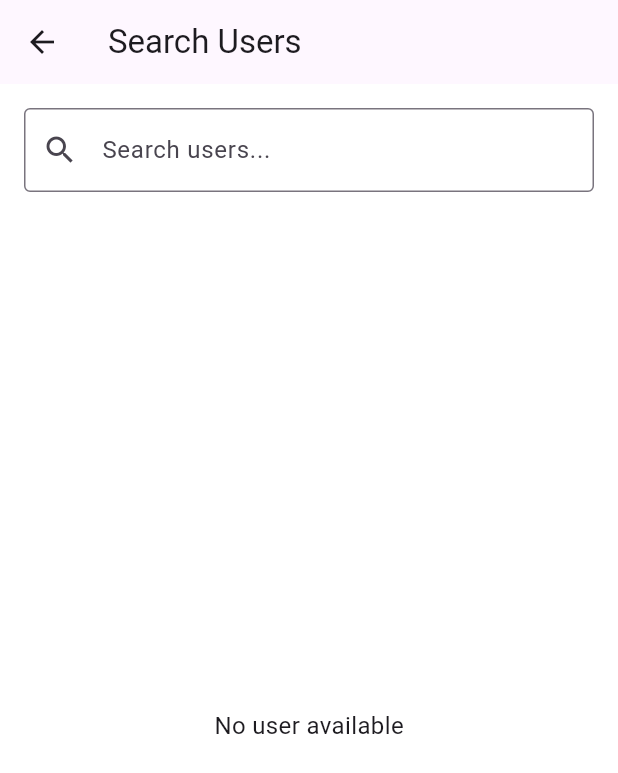
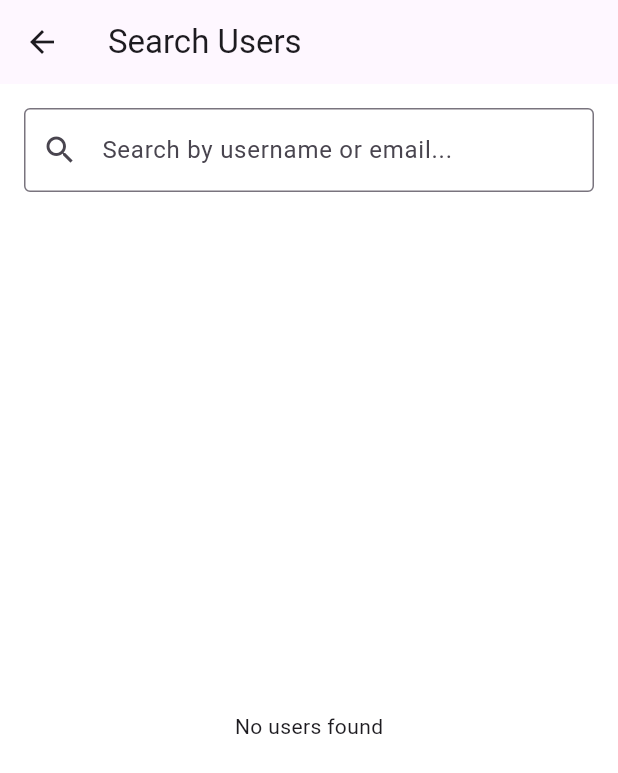
Before and after one commit to datnmgch211397/final-project, a Flutter app: the SearchChatScreen screen opened directly, on a phone screen of 412 x 824 dp. Shown: the top 773 px of the screen. Run offline on Flutter 3.47's test engine with Material 3 defaults, Android fonts, the light colour scheme and no system bars; our stand-ins replace cached_network_image, cloud_firestore, date_format, firebase_auth, firebase_core, firebase_storage and 5 more; accounts and stored records are empty; network calls fail.

Commit message:
edit search

```diff
--- a/lib/screens/add_post_text.dart
+++ b/lib/screens/add_post_text.dart
@@ -2,6 +2,8 @@ import 'dart:io';
 
 import 'package:final_app2/data/firebase_service/firestore.dart';
 import 'package:final_app2/data/firebase_service/storage.dart';
+import 'package:final_app2/screens/home.dart';
+import 'package:final_app2/widgets/navigation.dart';
 import 'package:flutter/material.dart';
 import 'package:flutter_screenutil/flutter_screenutil.dart';
 import 'package:firebase_auth/firebase_auth.dart';
@@ -82,8 +84,7 @@ class _AddPostTextScreenState extends State<AddPostTextScreen> {
         ],
       ),
       body: SafeArea(
-        child:
-            isLoading
+        child: isLoading
             ? Center(child: CircularProgressIndicator(color: Colors.black))
             : Padding(
                 padding: EdgeInsets.only(top: 10.h),
--- a/lib/screens/admin/manage_posts_screen.dart
+++ b/lib/screens/admin/manage_posts_screen.dart
@@ -31,7 +31,7 @@ class _ManagePostsScreenState extends State<ManagePostsScreen> {
                 });
               },
               decoration: InputDecoration(
-                hintText: 'Search posts by username or caption...',
+                hintText: 'Search posts...',
                 prefixIcon: const Icon(Icons.search),
                 border: OutlineInputBorder(
                   borderRadius: BorderRadius.circular(10.r),
@@ -58,7 +58,7 @@ class _ManagePostsScreenState extends State<ManagePostsScreen> {
                   return const Center(child: Text('No posts found'));
                 }
 
-                // Filter posts based on search query
+
                 var filteredDocs = snapshot.data!.docs;
                 if (_searchQuery.isNotEmpty) {
                   filteredDocs = filteredDocs.where((doc) {
--- a/lib/screens/admin/manage_reels_screen.dart
+++ b/lib/screens/admin/manage_reels_screen.dart
@@ -53,7 +53,7 @@ class _ManageReelsScreenState extends State<ManageReelsScreen> {
                 });
               },
               decoration: InputDecoration(
-                hintText: 'Search reels by username or caption...',
+                hintText: 'Search reels...',
                 prefixIcon: const Icon(Icons.search),
                 border: OutlineInputBorder(
                   borderRadius: BorderRadius.circular(10.r),
--- a/lib/screens/search_chat_screen.dart
+++ b/lib/screens/search_chat_screen.dart
@@ -13,7 +13,7 @@ class SearchChatScreen extends StatefulWidget {
 
 class _SearchChatScreenState extends State<SearchChatScreen> {
   final FirebaseAuth authController = FirebaseAuth.instance;
-  final ChatController chatController = ChatController();
+  final FirebaseFirestore _firestore = FirebaseFirestore.instance;
 
   User? loggedInUser;
   String searchQuery = '';
@@ -43,14 +43,14 @@ class _SearchChatScreenState extends State<SearchChatScreen> {
   Widget build(BuildContext context) {
     return Scaffold(
       backgroundColor: Colors.white,
-      appBar: AppBar(title: Text('Search Users')),
+      appBar: AppBar(title: const Text('Search Users')),
       body: Column(
         children: [
           Padding(
-            padding: EdgeInsets.all(16),
+            padding: const EdgeInsets.all(16),
             child: TextField(
-              decoration: InputDecoration(
-                hintText: 'Search users...',
+              decoration: const InputDecoration(
+                hintText: 'Search by username or email...',
                 prefixIcon: Icon(Icons.search),
                 border: OutlineInputBorder(),
               ),
@@ -59,40 +59,48 @@ class _SearchChatScreenState extends State<SearchChatScreen> {
           ),
           Expanded(
             child: StreamBuilder<QuerySnapshot>(
-              stream: chatController.searchUsers(searchQuery),
+              stream: _firestore.collection('users').snapshots(),
               builder: (context, snapshot) {
+                if (snapshot.connectionState == ConnectionState.waiting) {
+                  return const Center(child: CircularProgressIndicator());
+                }
+                if (snapshot.hasError) {
+                  return Center(child: Text('Error: ${snapshot.error}'));
+                }
+                if (!snapshot.hasData || snapshot.data!.docs.isEmpty) {
+                  return const Center(child: Text('No users found'));
+                }
                 if (searchQuery.isEmpty) {
                   return const Center(
-                    child: Text(
-                      'No user available',
-                      style: TextStyle(fontSize: 16),
-                    ),
-                  );
+                      child: Text('No users found'));
                 }
-                if (!snapshot.hasData) {
-                  return const Center(child: CircularProgressIndicator());
+                final filteredUsers = snapshot.data!.docs.where((doc) {
+                  final userData = doc.data() as Map<String, dynamic>;
+                  final username =
+                      userData['username'].toString().toLowerCase();
+                  final email = userData['email'].toString().toLowerCase();
+                  return username.contains(searchQuery.toLowerCase()) ||
+                      email.contains(searchQuery.toLowerCase());
+                }).toList();
+
+                if (filteredUsers.isEmpty) {
+                  return const Center(child: Text('No users found'));
                 }
-                final users = snapshot.data!.docs;
-                List<UserTile> userWidgets = [];
 
-                for (var user in users) {
-                  final userData = user.data() as Map<String, dynamic>;
-                  final userId = userData['uid'] ?? '';
-                  final username = userData['username'] ?? 'Unknown';
-                  final email = userData['email'] ?? 'No email';
-                  final profile = userData['profile'] ?? '';
+                return ListView.builder(
+                  itemCount: filteredUsers.length,
+                  itemBuilder: (context, index) {
+                    final user = filteredUsers[index];
+                    final userData = user.data() as Map<String, dynamic>;
 
-                  if (userId != loggedInUser!.uid ) {
-                    final userWidget = UserTile(
-                      userId: userId,
-                      name: username,
-                      email: email,
-                      profile: profile,
+                    return UserTile(
+                      userId: user.id,
+                      name: userData['username'],
+                      email: userData['email'],
+                      profile: userData['profile'],
                     );
-                    userWidgets.add(userWidget);
-                  }
-                }
-                return ListView(children: userWidgets);
+                  },
+                );
               },
             ),
           ),
@@ -123,14 +131,13 @@ class UserTile extends StatelessWidget {
       title: Text(name),
       subtitle: Text(email),
       onTap: () async {
-        final chatId =
-            await chatController.getChatRoom(userId) ??
+        final chatId = await chatController.getChatRoom(userId) ??
             await chatController.createChatRoom(userId);
         Navigator.push(
           context,
           MaterialPageRoute(
-            builder:
-                (context) => ChatScreen(chatId: chatId, receiverId: userId),
+            builder: (context) =>
+                ChatScreen(chatId: chatId, receiverId: userId),
           ),
         );
       },
--- a/lib/screens/search_screen.dart
+++ b/lib/screens/search_screen.dart
@@ -36,7 +36,7 @@ class _SearchScreenState extends State<SearchScreen> {
             Padding(
               padding: EdgeInsets.all(16),
               child: TextField(
-                decoration: InputDecoration(
+                decoration: const InputDecoration(
                   hintText: 'Search users...',
                   prefixIcon: Icon(Icons.search),
                   border: OutlineInputBorder(),
--- a/lib/widgets/reel_item.dart
+++ b/lib/widgets/reel_item.dart
@@ -43,7 +43,8 @@ class _ReelItemState extends State<ReelItem> {
     try {
       _controller = VideoPlayerController.networkUrl(
         Uri.parse(widget.snapshot['video']),
-      )..initialize().then((_) {
+      );
+      _controller.initialize().then((_) {
           if (mounted) {
             setState(() {});
             _controller.setLooping(true);
```
Also changed, not shown: lib/data/firebase_service/chat_service.dart (+7 -7 lines), lib/screens/signup_screen.dart (+6 -1 lines). Lines whose indentation alone changed are shown as unchanged.
